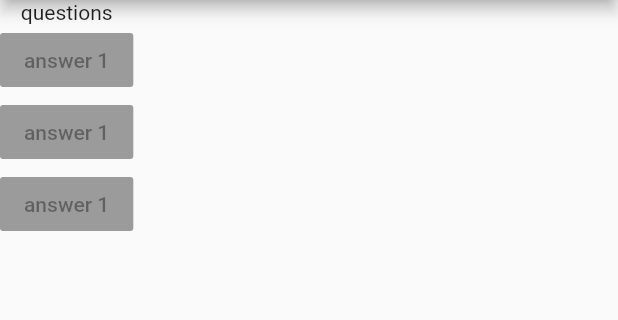
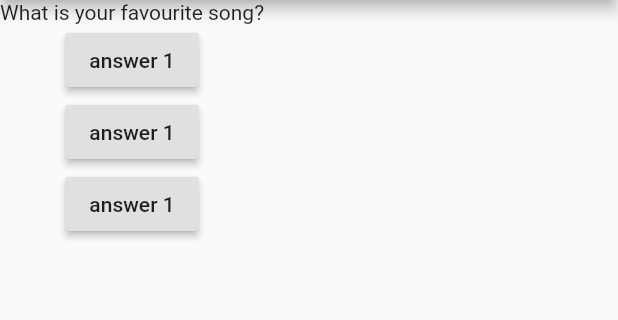
Before and after one commit to WinstonBrandon/QuizApp, a Flutter app: the screen it shows after launch, on a phone screen of 412 x 824 dp, the part 84-404 px from its top. Run offline on Flutter 3.47's test engine with Material 2 defaults, Android fonts, the phone set to English and light mode, and no system bars.

Commit message:
build question response to answerbutton

```diff
--- a/lib/main.dart
+++ b/lib/main.dart
@@ -4,7 +4,31 @@ void main() {
   runApp(MyApp());
 }
 
-class MyApp extends StatelessWidget {
+class MyApp extends StatefulWidget {
+  @override
+  State<StatefulWidget> createState() {
+    // TODO: implement createState
+    return MyAppState();
+  }
+}
+
+class MyAppState extends State<MyApp> {
+  var _questionIndex = 0;
+
+  void _answerQuestion() {
+    setState(() {
+      _questionIndex = _questionIndex + 1;
+    });
+
+    print('answer chosen');
+  }
+
+  var _questions = [
+    'What is your favourite song?',
+    'What is your name?',
+    'What is your profession?'
+  ];
+  @override
   Widget build(BuildContext context) {
     return MaterialApp(
       home: Scaffold(
@@ -13,10 +37,10 @@ class MyApp extends StatelessWidget {
         ),
         body: Column(
           children: [
-            Text('questions'),
-            RaisedButton(child: Text('answer 1'), onPressed: null),
-            RaisedButton(child: Text('answer 1'), onPressed: null),
-            RaisedButton(child: Text('answer 1'), onPressed: null),
+            Text(_questions[_questionIndex]),
+            RaisedButton(child: Text('answer 1'), onPressed: _answerQuestion),
+            RaisedButton(child: Text('answer 1'), onPressed: _answerQuestion),
+            RaisedButton(child: Text('answer 1'), onPressed: _answerQuestion),
           ],
         ),
       ),
```
